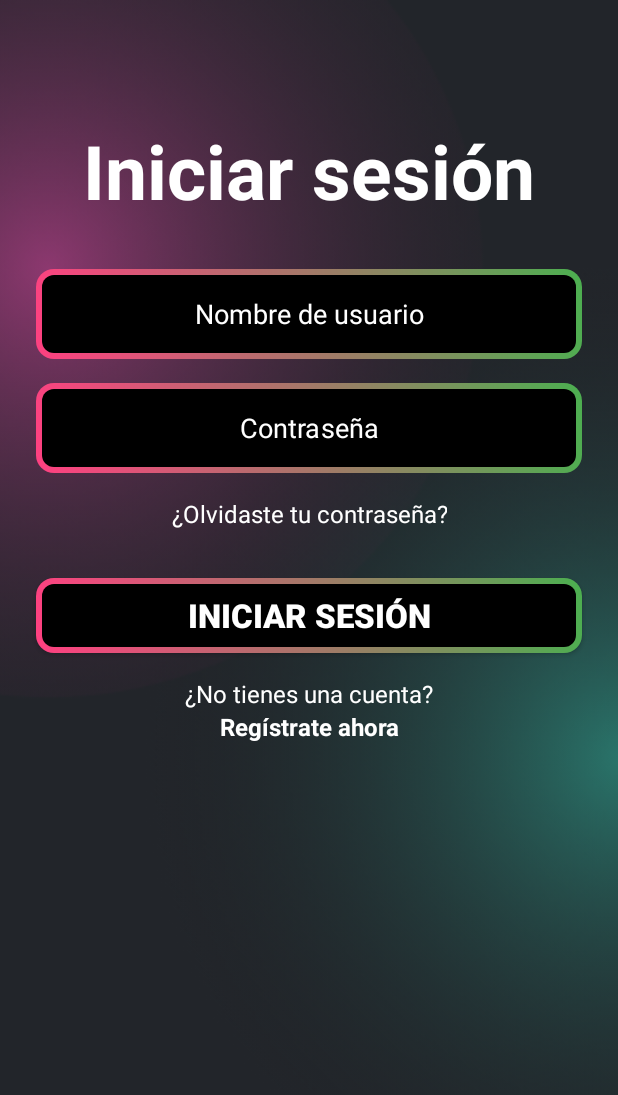
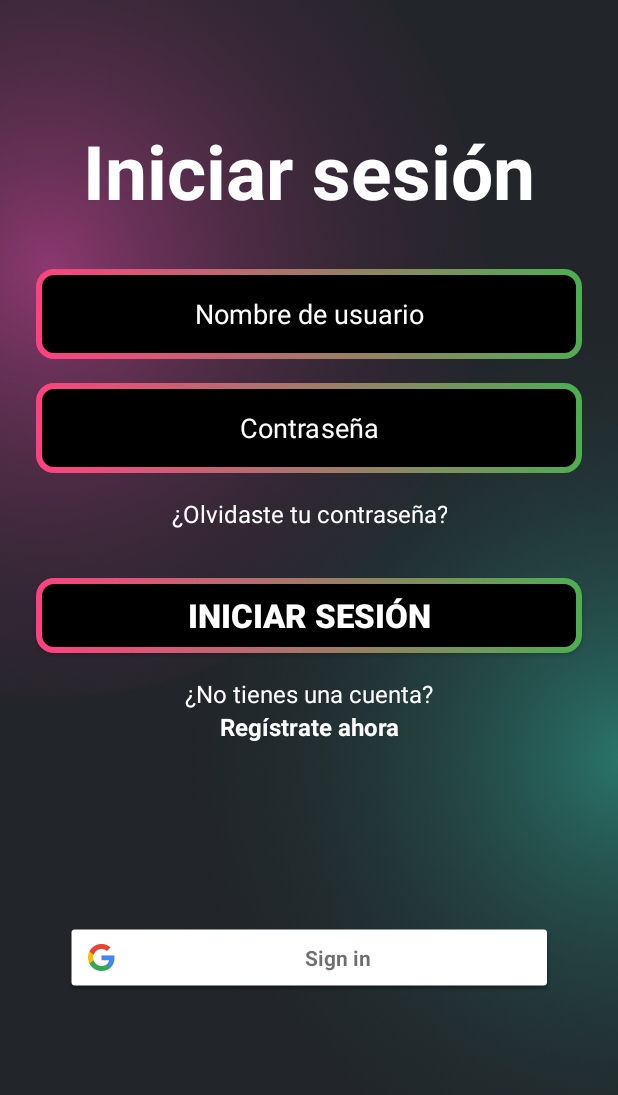
Before and after one commit to Fermin2049/ParkingFrontEnd, an Android app: the screen it shows after launch (WelcomeActivity), after a tap on "EMPEZAR", on a phone screen of 412 x 824 dp. Shown: the top 1095 px of the screen. Run offline under Robolectric (Android 15) with nearby library versions, the phone set to English and light mode, and no system bars; our stand-ins replace Firebase (no records; nobody signed in at launch, a user with empty details on screens opened directly); libraries missing offline, so code that uses them is left out: cn.pedant.

Commit message:
auticacion con google listo

```diff
--- a/app/src/main/java/com/fermin2049/parking/iu/auth/LoginFragment.java
+++ b/app/src/main/java/com/fermin2049/parking/iu/auth/LoginFragment.java
@@ -1,5 +1,6 @@
 package com.fermin2049.parking.iu.auth;
 
+import android.content.Intent;
 import android.os.Bundle;
 import android.view.LayoutInflater;
 import android.view.View;
@@ -13,10 +14,16 @@ import androidx.lifecycle.ViewModelProvider;
 
 import com.fermin2049.parking.R;
 import com.fermin2049.parking.databinding.FragmentLoginBinding;
+import com.google.android.gms.auth.api.identity.BeginSignInRequest;
+import com.google.android.gms.auth.api.identity.SignInClient;
+import com.google.android.gms.auth.api.identity.Identity;
 
 public class LoginFragment extends Fragment {
     private FragmentLoginBinding binding;
     private LoginViewModel loginViewModel;
+    private SignInClient oneTapClient;
+    private BeginSignInRequest signInRequest;
+    private static final int RC_SIGN_IN = 1000;
 
     @Override
     public View onCreateView(@NonNull LayoutInflater inflater, @Nullable ViewGroup container, @Nullable Bundle savedInstanceState) {
@@ -24,31 +31,62 @@ public class LoginFragment extends Fragment {
         loginViewModel = new ViewModelProvider(this).get(LoginViewModel.class);
         loginViewModel.setContext(requireContext());
 
-        // Login button click listener
+        // Login button
         binding.loginButton.setOnClickListener(v -> {
             String email = binding.usernameInput.getText().toString().trim();
             String password = binding.passwordInput.getText().toString().trim();
             loginViewModel.performLogin(email, password);
         });
 
-        // Forgot Password click listener
-        binding.forgotPassword.setOnClickListener(v -> {
-            FragmentTransaction transaction = getParentFragmentManager().beginTransaction();
-            transaction.setCustomAnimations(android.R.anim.slide_in_left, android.R.anim.slide_out_right);
-            transaction.replace(android.R.id.content, new ForgotPasswordFragment());
-            transaction.addToBackStack(null);
-            transaction.commit();
-        });
+        // Register button
+        binding.registerNow.setOnClickListener(v -> openFragment(new RegisterFragment()));
 
-        // Register click listener
-        binding.registerNow.setOnClickListener(v -> {
-            FragmentTransaction transaction = getParentFragmentManager().beginTransaction();
-            transaction.setCustomAnimations(android.R.anim.slide_in_left, android.R.anim.slide_out_right);
-            transaction.replace(android.R.id.content, new RegisterFragment());
-            transaction.addToBackStack(null);
-            transaction.commit();
-        });
+        // Forgot Password button
+        binding.forgotPassword.setOnClickListener(v -> openFragment(new ForgotPasswordFragment()));
+
+        // Configurar Google Sign-In
+        configureGoogleSignIn();
+
+        binding.googleSignInButton.setOnClickListener(v -> signInWithGoogle());
 
         return binding.getRoot();
     }
+
+    private void openFragment(Fragment fragment) {
+        FragmentTransaction transaction = getParentFragmentManager().beginTransaction();
+        transaction.setCustomAnimations(android.R.anim.slide_in_left, android.R.anim.slide_out_right);
+        transaction.replace(android.R.id.content, fragment);
+        transaction.addToBackStack(null);
+        transaction.commit();
+    }
+
+    private void configureGoogleSignIn() {
+        oneTapClient = Identity.getSignInClient(requireActivity());
+        signInRequest = BeginSignInRequest.builder()
+                .setGoogleIdTokenRequestOptions(
+                        BeginSignInRequest.GoogleIdTokenRequestOptions.builder()
+                                .setSupported(true)
+                                .setServerClientId(getString(R.string.default_web_client_id))
+                                .setFilterByAuthorizedAccounts(false)
+                                .build())
+                .build();
+    }
+
+    private void signInWithGoogle() {
+        oneTapClient.beginSignIn(signInRequest)
+                .addOnSuccessListener(requireActivity(), result -> {
+                    try {
+                        startIntentSenderForResult(result.getPendingIntent().getIntentSender(), RC_SIGN_IN, null, 0, 0, 0, null);
+                    } catch (Exception e) {
+                        loginViewModel.showErrorDialog("Google Sign-In Error", "Could not start Google sign-in.");
+                    }
+                })
+                .addOnFailureListener(e -> loginViewModel.showErrorDialog("Google Sign-In Error", "Failed to start Google sign-in."));
+    }
+
+    @Override
+    public void onActivityResult(int requestCode, int resultCode, @Nullable Intent data) {
+        super.onActivityResult(requestCode, resultCode, data);
+        loginViewModel.handleGoogleSignInResult(requestCode, data);
+    }
 }
--- a/app/src/main/java/com/fermin2049/parking/network/ApiService.java
+++ b/app/src/main/java/com/fermin2049/parking/network/ApiService.java
@@ -14,13 +14,12 @@ public interface ApiService {
     @POST("auth/login-cliente")
     Call<LoginResponse> loginCliente(@Body LoginRequest loginRequest);
 
-
-    @POST("/api/clientes/recuperar-password")  // ✅ URL correcta
+    @POST("clientes/recuperar-password")
     Call<Void> recuperarPassword(@Body RecuperarPasswordRequest request);
 
-    @POST("clientes")  // URL según la API
+    @POST("clientes")
     Call<Void> registerCliente(@Body RegisterRequest request);
 
-
-
+    @POST("auth/login-google")
+    Call<LoginResponse> loginWithGoogle(@Body String googleIdToken);
 }
--- a/app/src/main/res/layout/fragment_login.xml
+++ b/app/src/main/res/layout/fragment_login.xml
@@ -127,4 +127,14 @@
         app:layout_constraintStart_toStartOf="parent"
         app:layout_constraintEnd_toEndOf="parent" />
 
+    <com.google.android.gms.common.SignInButton
+        android:id="@+id/googleSignInButton"
+        android:layout_width="326dp"
+        android:layout_height="46dp"
+        android:layout_marginTop="120dp"
+        app:layout_constraintEnd_toEndOf="parent"
+        app:layout_constraintStart_toStartOf="parent"
+        app:layout_constraintTop_toBottomOf="@+id/registerNow" />
+
+
 </androidx.constraintlayout.widget.ConstraintLayout>
--- a/app/src/main/res/values/strings.xml
+++ b/app/src/main/res/values/strings.xml
@@ -29,7 +29,7 @@
     <string name="email_icon_desc">Icono de correo electrónico</string>
     <string name="license_plate_icon_desc">Icono de placa del vehículo</string>
     <string name="password_icon_desc">Icono de contraseña</string>
-
+    <string name="default_web_client_id">581098698893-gnn2lonk77l816r3d3crb24cqh63jvl2.apps.googleusercontent.com</string>
 
 
 
--- a/build.gradle.kts
+++ b/build.gradle.kts
@@ -1,4 +1,5 @@
 // Top-level build file where you can add configuration options common to all sub-projects/modules.
 plugins {
     alias(libs.plugins.android.application) apply false
+    id("com.google.gms.google-services") version "4.4.2" apply false
 }
--- a/gradle/libs.versions.toml
+++ b/gradle/libs.versions.toml
@@ -12,6 +12,7 @@ constraintlayout = "2.2.0"
 legacySupportV4 = "1.0.0"
 lifecycleLivedataKtx = "2.8.7"
 lifecycleViewmodelKtx = "2.8.7"
+playServicesBase = "18.5.0"
 
 [libraries]
 glide = { module = "com.github.bumptech.glide:glide", version.ref = "glide" }
@@ -26,6 +27,7 @@ constraintlayout = { group = "androidx.constraintlayout", name = "constraintlayo
 legacy-support-v4 = { group = "androidx.legacy", name = "legacy-support-v4", version.ref = "legacySupportV4" }
 lifecycle-livedata-ktx = { group = "androidx.lifecycle", name = "lifecycle-livedata-ktx", version.ref = "lifecycleLivedataKtx" }
 lifecycle-viewmodel-ktx = { group = "androidx.lifecycle", name = "lifecycle-viewmodel-ktx", version.ref = "lifecycleViewmodelKtx" }
+play-services-base = { group = "com.google.android.gms", name = "play-services-base", version.ref = "playServicesBase" }
 
 [plugins]
 android-application = { id = "com.android.application", version.ref = "agp" }
```
Also changed, not shown: app/build.gradle.kts (+14 -4 lines), app/src/main/AndroidManifest.xml (+8 -1 lines), app/src/main/java/com/fermin2049/parking/iu/auth/LoginViewModel.java (+45 -0 lines), 1 other file.
